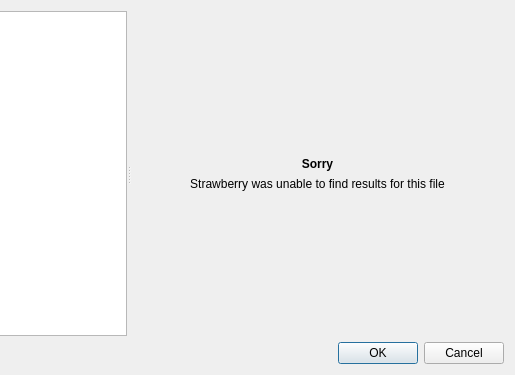
Above: src/dialogs/trackselectiondialog.ui from RoundSalmon4/blended-strawberry before the change; both pictures show x 258 to 773 and y 0 to 375 of the 773 by 375 pixel window. Below: the same form after it.
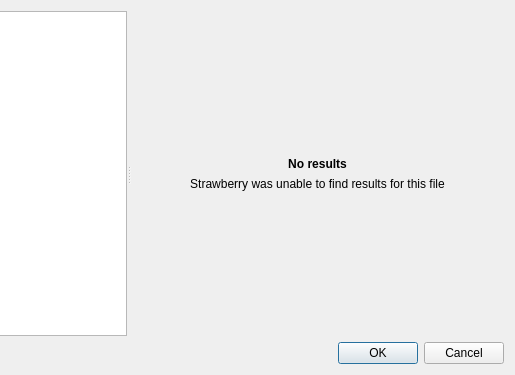
That is the form after the change. Icons and pictures are not drawn. Custom widgets are drawn as their Qt base class.

Patch:
```diff
--- a/src/dialogs/trackselectiondialog.ui
+++ b/src/dialogs/trackselectiondialog.ui
@@ -122,7 +122,10 @@
            <string notr="true">QLabel { font-weight: bold; }</string>
           </property>
           <property name="text">
-           <string>Sorry</string>
+           <string>No results</string>
+          </property>
+          <property name="textFormat">
+           <enum>Qt::PlainText</enum>
           </property>
           <property name="alignment">
            <set>Qt::AlignCenter</set>
```
Left out of the diff: 32 changed lines with no effect on the pictures.
